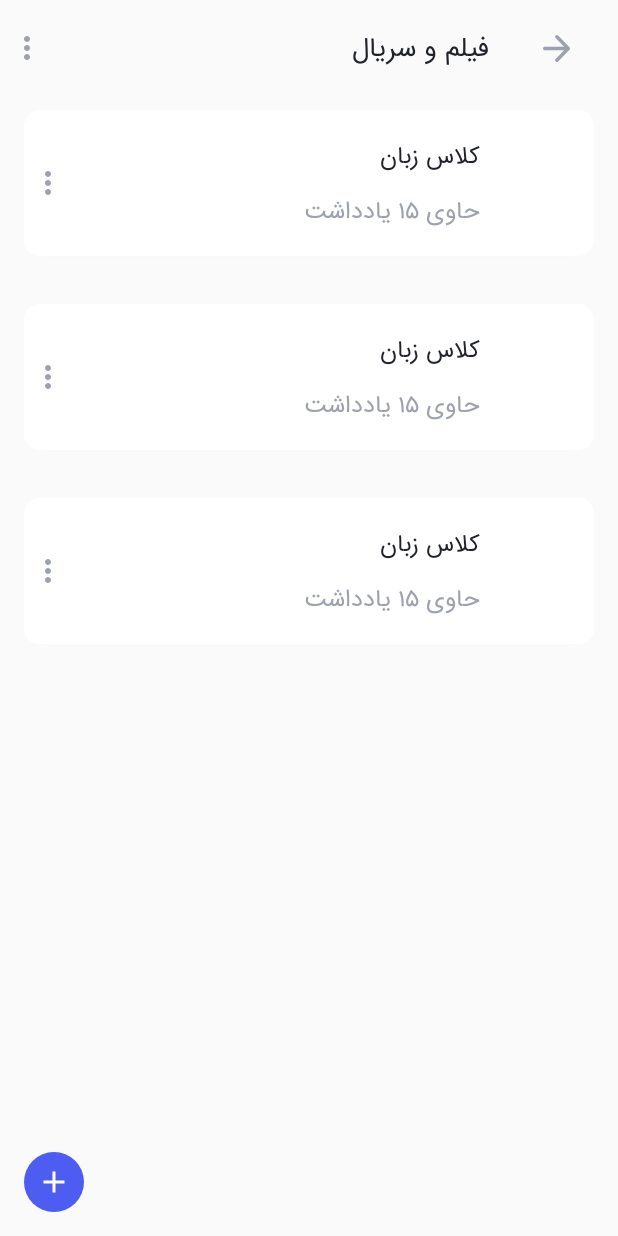
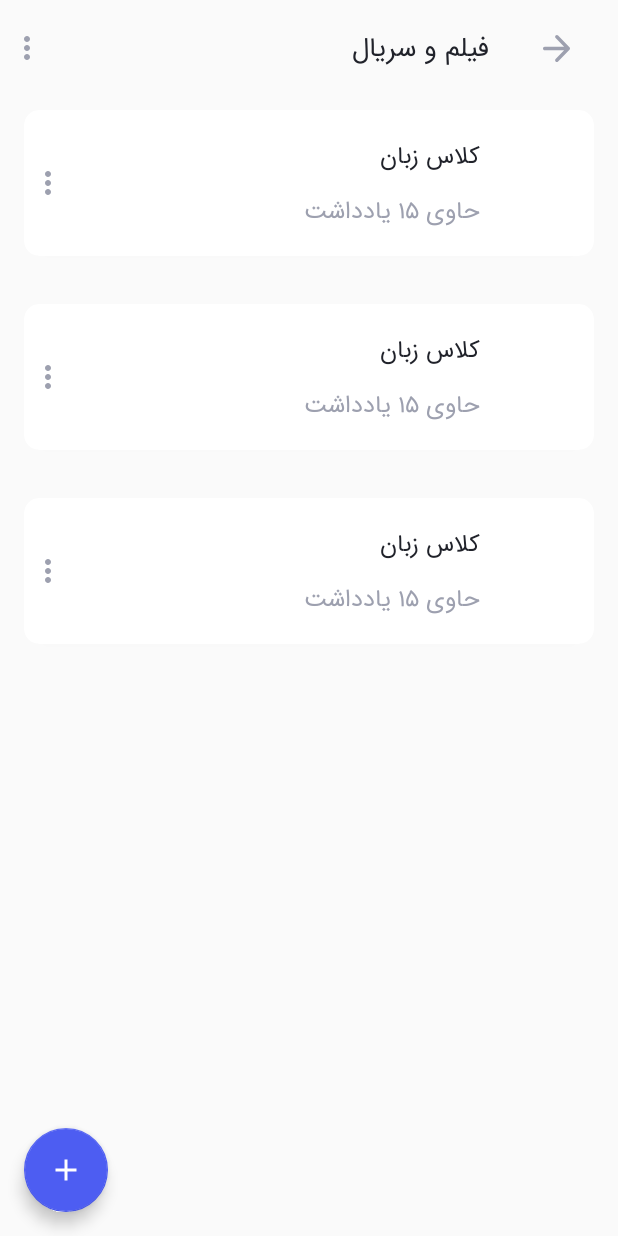
Before and after one commit to Mohsenataei/Note-Taking-App, an Android app: the layout fragment_list_detail.xml on its own in the app's theme, with its tools: preview values and no code run, on a phone screen of 412 x 824 dp. Run offline under Robolectric (Android 15) with nearby library versions, the phone set to English and light mode, and no system bars.

```diff
--- a/app/src/main/res/layout/fragment_list_detail.xml
+++ b/app/src/main/res/layout/fragment_list_detail.xml
@@ -36,15 +36,13 @@
             app:layout_constraintTop_toTopOf="parent"
             tools:text="فیلم و سریال" />
 
-        <ImageView
-            android:id="@+id/plusBtn"
-            android:layout_width="40dp"
-            android:layout_height="40dp"
+        <com.google.android.material.floatingactionbutton.FloatingActionButton
+            android:id="@+id/addNewNote"
+            android:layout_width="wrap_content"
+            android:layout_height="wrap_content"
             android:layout_margin="@dimen/margin_x_middle"
-            android:background="@drawable/circle_blue_drawable"
+            android:src="@drawable/ic_add_24"
             android:padding="@dimen/padding_small"
-            android:src="@drawable/ic_add_24"
-            app:elevation="@dimen/elevation_small"
             app:layout_constraintBottom_toBottomOf="parent"
             app:layout_constraintStart_toStartOf="parent" />
 
--- a/app/src/main/res/values/colors.xml
+++ b/app/src/main/res/values/colors.xml
@@ -2,7 +2,7 @@
 <resources>
     <color name="colorPrimary">#4D5DF2</color>
     <color name="colorPrimaryDark">#cccccc</color>
-    <color name="colorAccent">@color/textColorPrimary</color>
+    <color name="colorAccent">#4D5DF2</color>
     <color name="colorPrimaryLight">#ffffff</color>
     <color name="textColorPrimary">#20222A</color>
     <color name="textColorLightGray">#9DA0AF</color>
--- a/data/src/main/java/com/cafe/data/source/db/dao/NoteDao.kt
+++ b/data/src/main/java/com/cafe/data/source/db/dao/NoteDao.kt
@@ -19,6 +19,9 @@ interface NoteDao {
     @Delete
     suspend fun deleteNote(note: Note)
 
+    @Query("SELECT * from notes WHERE folderId = 0")
+    suspend fun getOrphanNotes(): List<Note>
+
     @Insert(onConflict = OnConflictStrategy.REPLACE)
     suspend fun insertOrUpdate(note: Note): Long
 }
--- a/data/src/main/java/com/cafe/data/source/repository/notes/NoteRepository.kt
+++ b/data/src/main/java/com/cafe/data/source/repository/notes/NoteRepository.kt
@@ -55,12 +55,16 @@ class NoteRepository @Inject constructor(
         return safeCall { folderDao.update(folder) }
     }
 
+    suspend fun getOrphanNotes(): Either<Error, List<Note>> {
+        return safeCall { noteDao.getOrphanNotes() }
+    }
+
     // new approach
 
     suspend fun getListItem(): Either<Error, List<File>> {
         var notes: MutableList<Note>? = null
         var folders: List<Folder>? = null
-        when (val result = getAllNotes()) {
+        when (val result = getOrphanNotes()) {
             is Left -> return result
             is Right -> notes = result.b.toMutableList()
         }
```
Also changed, not shown: app/src/main/java/com/cafe/noteapp/ui/home/detail/ListDetailFragment.kt (+4 -13 lines), app/src/main/java/com/cafe/noteapp/ui/home/detail/ListDetailViewModel.kt (+4 -12 lines).
